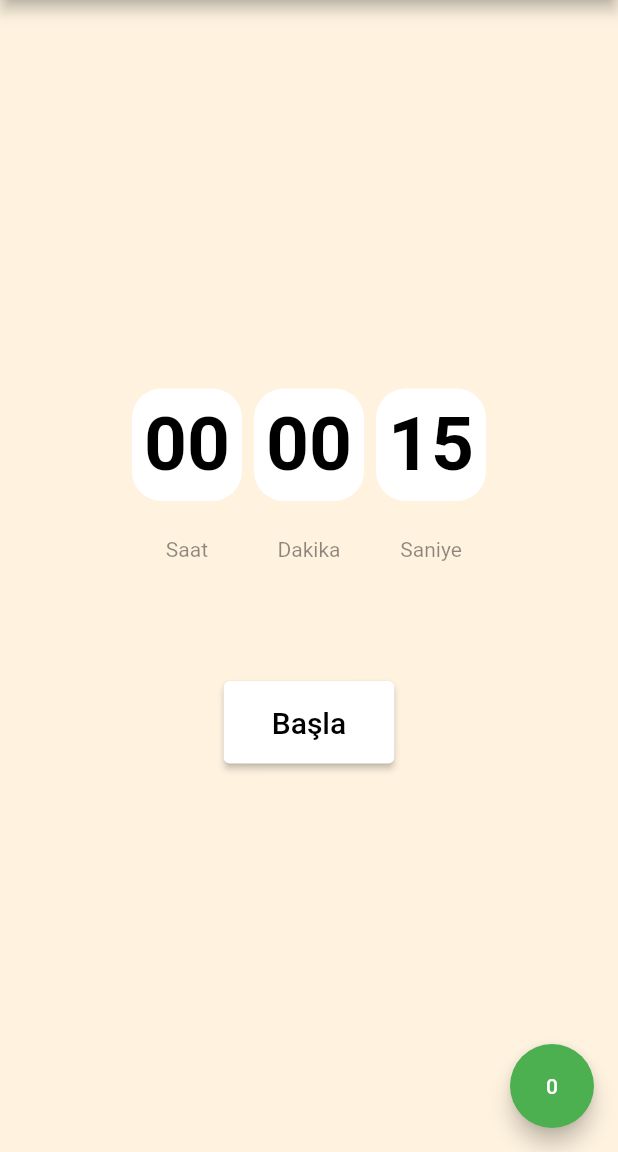
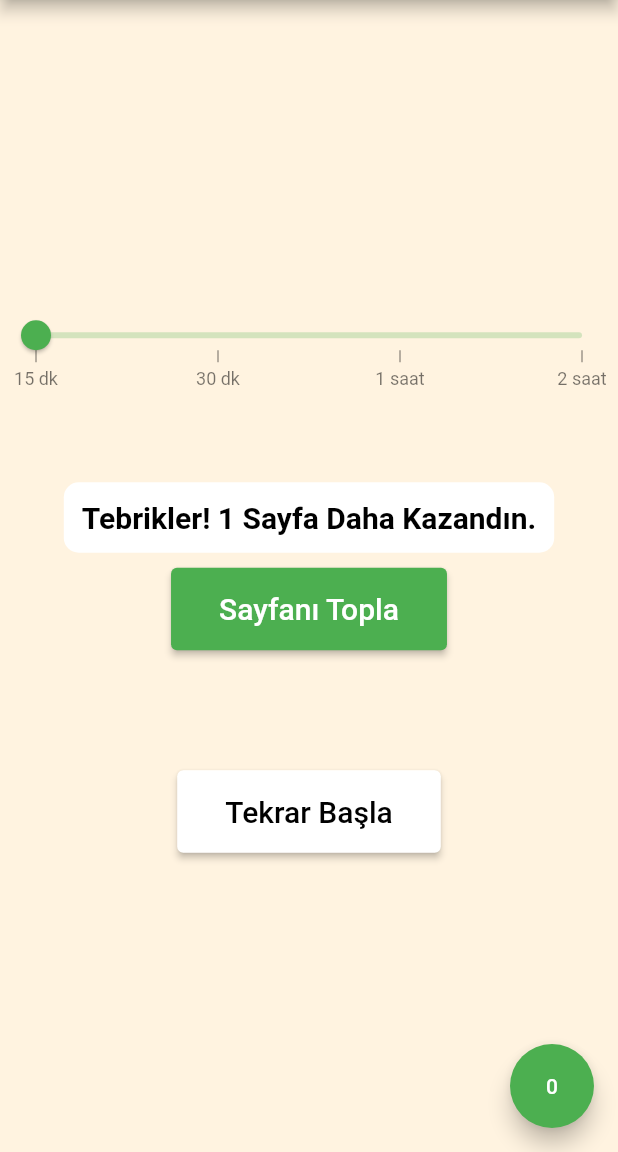
Before and after one commit to iamberk/gamfedapp, a Flutter app: the screen it shows after launch, on a phone screen of 412 x 824 dp, the part 84-1236 px from its top. Run offline on Flutter 3.47's test engine with Material 2 defaults, Android fonts, the phone set to English and light mode, and no system bars; drawn by our look-alikes of syncfusion_flutter_sliders; our stand-ins replace cool_alert.

```diff
--- a/lib/screens/home_page.dart
+++ b/lib/screens/home_page.dart
@@ -1,4 +1,3 @@
-// ignore_for_file: library_private_types_in_public_api
 import 'dart:async';
 import 'package:cool_alert/cool_alert.dart';
 import 'package:flutter/material.dart';
@@ -7,26 +6,41 @@ import 'package:gamfedapp/screens/friends_pafe.dart';
 import 'package:gamfedapp/screens/library_page.dart';
 import 'package:gamfedapp/screens/my_papers.dart';
 import 'package:gamfedapp/screens/settings_page.dart';
+import 'package:syncfusion_flutter_sliders/sliders.dart';
 import '../widgets/button_widget.dart';
 
 class MyHomePage extends StatefulWidget {
   const MyHomePage({Key? key}) : super(key: key);
 
   @override
-  _MyHomePageState createState() => _MyHomePageState();
+  MyHomePageState createState() => MyHomePageState();
 }
 
-class _MyHomePageState extends State<MyHomePage> with WidgetsBindingObserver {
-  static const countdownDuration = Duration(seconds: 15);
+class MyHomePageState extends State<MyHomePage> with WidgetsBindingObserver {
+  List<Duration> countdownDuration = [
+    const Duration(seconds: 5), // 15 minutes but now 5 seconds for testing
+    const Duration(minutes: 30),
+    const Duration(minutes: 60),
+    const Duration(minutes: 120)
+  ];
+  List<int> paperCounts = [1, 3, 5, 10]; // add paper count for each duration
+  double durationIndex = 0; // double for slider
 
   bool countDown = true;
   Duration duration = const Duration();
-  int paperCount = 0;
+  int paperCount = 0; // user paper count
   var period = const Duration(seconds: 1);
   Timer? timer;
 
   @override
+  void initState() {
+    super.initState();
+    WidgetsBinding.instance.addObserver(this); // for AppLifecycleState
+  }
+
+  @override
   void didChangeAppLifecycleState(AppLifecycleState state) {
+    // asıl logic bu kısımda işleyecek
     debugPrint('state = $state');
     if (state == AppLifecycleState.resumed) {
       debugPrint('resumed');
@@ -39,22 +53,16 @@ class _MyHomePageState extends State<MyHomePage> with WidgetsBindingObserver {
     }
   }
 
-  @override
-  void initState() {
-    super.initState();
-    reset();
-    WidgetsBinding.instance.addObserver(this);
-  }
-
   void addPaper() {
     setState(() {
-      paperCount++;
+      paperCount += paperCounts[durationIndex ~/ 1];
     });
   }
 
   void reset() {
     if (countDown) {
-      setState(() => duration = countdownDuration);
+      setState(() => duration =
+          countdownDuration[durationIndex ~/ 1]); // toInt() isn't working
     } else {
       setState(() => duration = const Duration());
     }
@@ -89,8 +97,42 @@ class _MyHomePageState extends State<MyHomePage> with WidgetsBindingObserver {
     final minutes = twoDigits(duration.inMinutes.remainder(60));
     final seconds = twoDigits(duration.inSeconds.remainder(60));
     bool isComplated = duration.inSeconds == 0;
+    final isRunning = timer == null ? false : timer!.isActive;
 
     return Column(children: [
+      isRunning
+          ? const SizedBox(height: 56)
+          : SfSlider(
+              min: 0.0,
+              max: 3.0,
+              interval: 1,
+              showTicks: true,
+              stepSize: 1,
+              showLabels: true,
+              labelFormatterCallback:
+                  (dynamic actualLabel, dynamic formattedText) {
+                switch (actualLabel.toInt()) {
+                  case 0:
+                    return '15 dk';
+                  case 1:
+                    return '30 dk';
+                  case 2:
+                    return '1 saat';
+                  case 3:
+                    return '2 saat';
+                  default:
+                    return '';
+                }
+              },
+              value: durationIndex,
+              onChanged: (dynamic newValue) {
+                setState(() {
+                  durationIndex = newValue;
+                });
+                reset();
+              },
+            ),
+      const SizedBox(height: 60),
       Row(
           mainAxisAlignment: MainAxisAlignment.center,
           children: isComplated
@@ -98,16 +140,16 @@ class _MyHomePageState extends State<MyHomePage> with WidgetsBindingObserver {
                   Column(
                     children: [
                       Container(
-                        padding: const EdgeInsets.all(8),
+                        padding: const EdgeInsets.all(12),
                         decoration: BoxDecoration(
                             color: Colors.white,
-                            borderRadius: BorderRadius.circular(20)),
-                        child: const Text(
-                          "1 Sayfa Daha Kazandın!",
-                          style: TextStyle(
+                            borderRadius: BorderRadius.circular(10)),
+                        child: Text(
+                          "Tebrikler! ${paperCounts[durationIndex ~/ 1]} Sayfa Daha Kazandın.",
+                          style: const TextStyle(
                               fontWeight: FontWeight.bold,
                               color: Colors.black,
-                              fontSize: 25),
+                              fontSize: 20),
                         ),
                       ),
                       const SizedBox(height: 10),
--- a/pubspec.yaml
+++ b/pubspec.yaml
@@ -37,6 +37,7 @@ dependencies:
   cupertino_icons: ^1.0.2
   stop_watch_timer: ^2.0.0
   cool_alert: ^2.0.1
+  syncfusion_flutter_sliders: ^21.1.41
 
 dev_dependencies:
   flutter_test:
```
Also changed, not shown: pubspec.lock.
